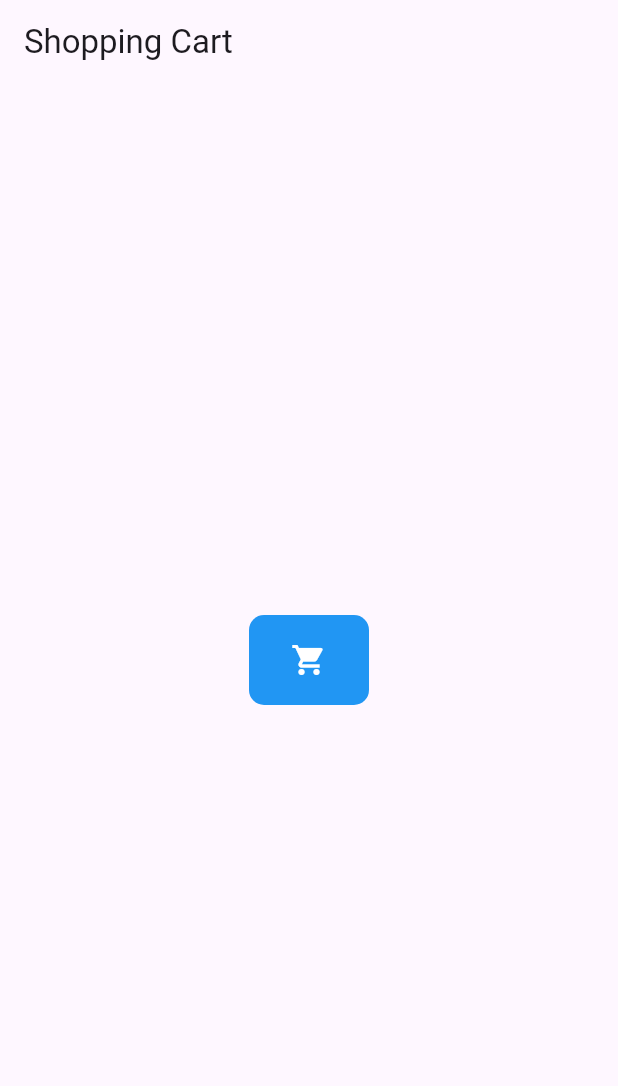
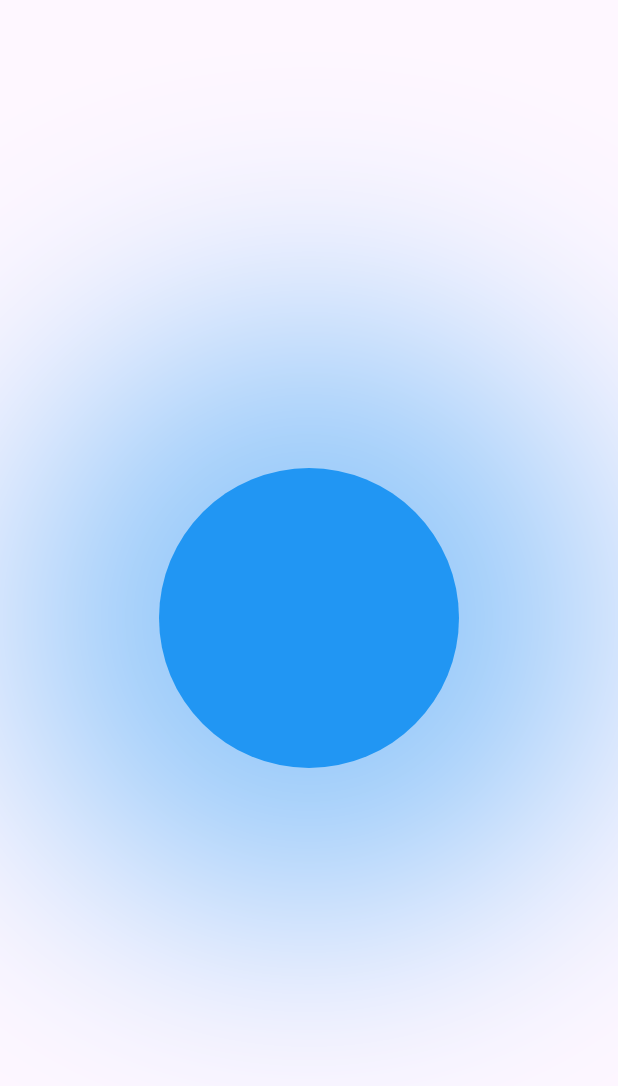
Before and after one commit to Smohana-Priya/Animations, a Flutter app: the screen it shows after launch, on a phone screen of 412 x 824 dp. Shown: the top 1086 px of the screen. Run offline on Flutter 3.47's test engine with Material 3 defaults, Android fonts, the phone set to English and light mode, and no system bars.

Commit message:
added tween animation

```diff
--- /dev/null
+++ b/lib/implicit_examples/tween_animation.dart
@@ -0,0 +1,38 @@
+import 'package:flutter/material.dart';
+
+class CircleTweenAimation extends StatefulWidget {
+  const CircleTweenAimation({super.key});
+
+  @override
+  State<CircleTweenAimation> createState() => _CircleTweenAimationState();
+}
+
+class _CircleTweenAimationState extends State<CircleTweenAimation> {
+  @override
+  Widget build(BuildContext context) {
+    return Scaffold(
+      body: Center(
+        child: TweenAnimationBuilder(
+            tween: Tween<double>(begin: 0, end: 200),
+            duration: const Duration(milliseconds: 1500),
+            builder: (context, size, widget) {
+              return Container(
+                width: size,
+                height: size,
+                decoration: BoxDecoration(
+                  shape: BoxShape.circle,
+                  color: Colors.blue,
+                  boxShadow: [
+                    BoxShadow(
+                      color: Colors.blue.withOpacity(0.5),
+                      blurRadius: size,
+                      spreadRadius: size / 2,
+                    ),
+                  ],
+                ),
+              );
+            }),
+      ),
+    );
+  }
+}
--- a/lib/main.dart
+++ b/lib/main.dart
@@ -1,6 +1,5 @@
 import 'package:flutter/material.dart';
-
-import 'implicit_examples/animated_shopping_card.dart';
+import 'implicit_examples/tween_animation.dart';
 
 void main() {
   runApp(const MyApp());
@@ -12,6 +11,6 @@ class MyApp extends StatelessWidget {
   @override
   Widget build(BuildContext context) {
     return const MaterialApp(
-        debugShowCheckedModeBanner: false, home: AnimtedShoppingCard());
+        debugShowCheckedModeBanner: false, home: CircleTweenAimation());
   }
 }
```
Also changed, not shown: 16 other files.
